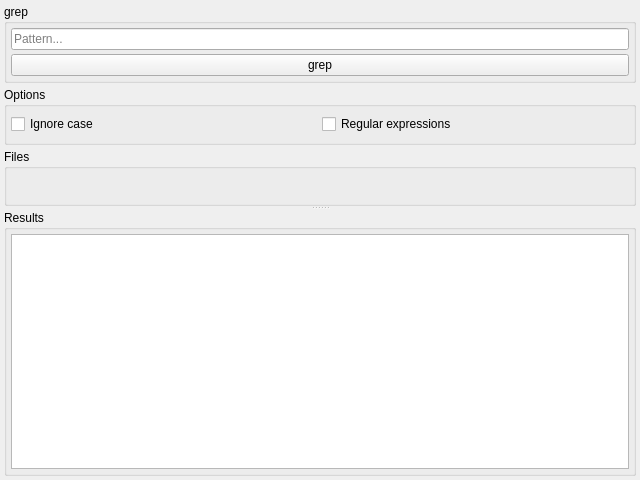
Old version of the form csFiles/ui/forms/WGrep.ui in the repository CaSchmidt/csFiles.
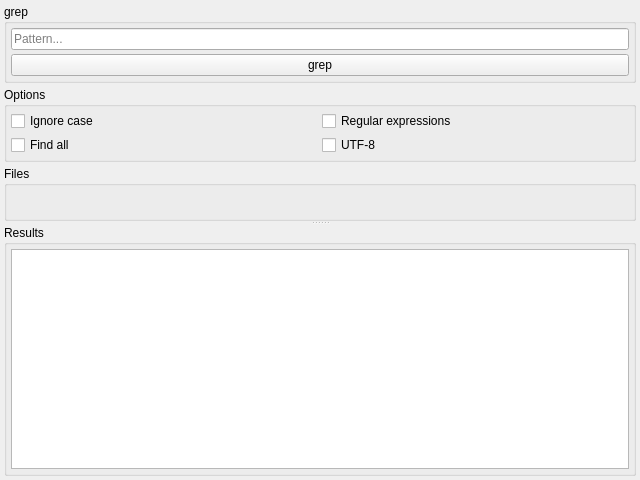
New version of the form. Custom widgets are drawn as their Qt base class.

Commit message: Extended UI for new IMatcher options.

```diff
--- a/csFiles/ui/forms/WGrep.ui
+++ b/csFiles/ui/forms/WGrep.ui
@@ -34,7 +34,7 @@
      <property name="orientation">
       <enum>Qt::Vertical</enum>
      </property>
-     <widget class="QWidget" name="layoutWidget">
+     <widget class="QWidget" name="">
       <layout class="QVBoxLayout" name="verticalLayout_4">
        <property name="spacing">
         <number>4</number>
@@ -85,10 +85,7 @@
          <property name="title">
           <string>Options</string>
          </property>
-         <layout class="QHBoxLayout" name="horizontalLayout">
-          <property name="spacing">
-           <number>4</number>
-          </property>
+         <layout class="QGridLayout" name="gridLayout">
           <property name="leftMargin">
            <number>4</number>
           </property>
@@ -101,20 +98,37 @@
           <property name="bottomMargin">
            <number>4</number>
           </property>
-          <item>
+          <property name="spacing">
+           <number>4</number>
+          </property>
+          <item row="0" column="0">
            <widget class="QCheckBox" name="ignoreCaseCheck">
             <property name="text">
              <string>Ignore case</string>
             </property>
            </widget>
           </item>
-          <item>
+          <item row="0" column="1">
            <widget class="QCheckBox" name="matchRegExpCheck">
             <property name="text">
              <string>Regular expressions</string>
             </property>
            </widget>
           </item>
+          <item row="1" column="0">
+           <widget class="QCheckBox" name="findAllCheck">
+            <property name="text">
+             <string>Find all</string>
+            </property>
+           </widget>
+          </item>
+          <item row="1" column="1">
+           <widget class="QCheckBox" name="useUtf8Check">
+            <property name="text">
+             <string>UTF-8</string>
+            </property>
+           </widget>
+          </item>
          </layout>
         </widget>
        </item>
```
Left out of the diff: 2 changed lines with no effect on the pictures. The commit also changes 1 other file.
